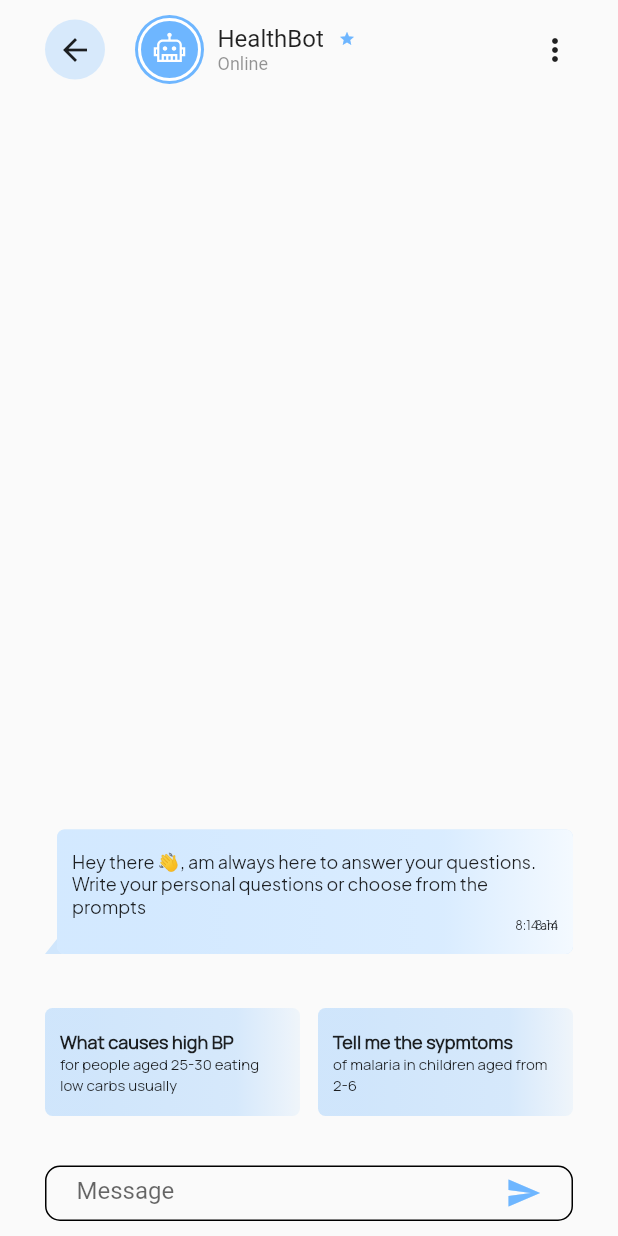
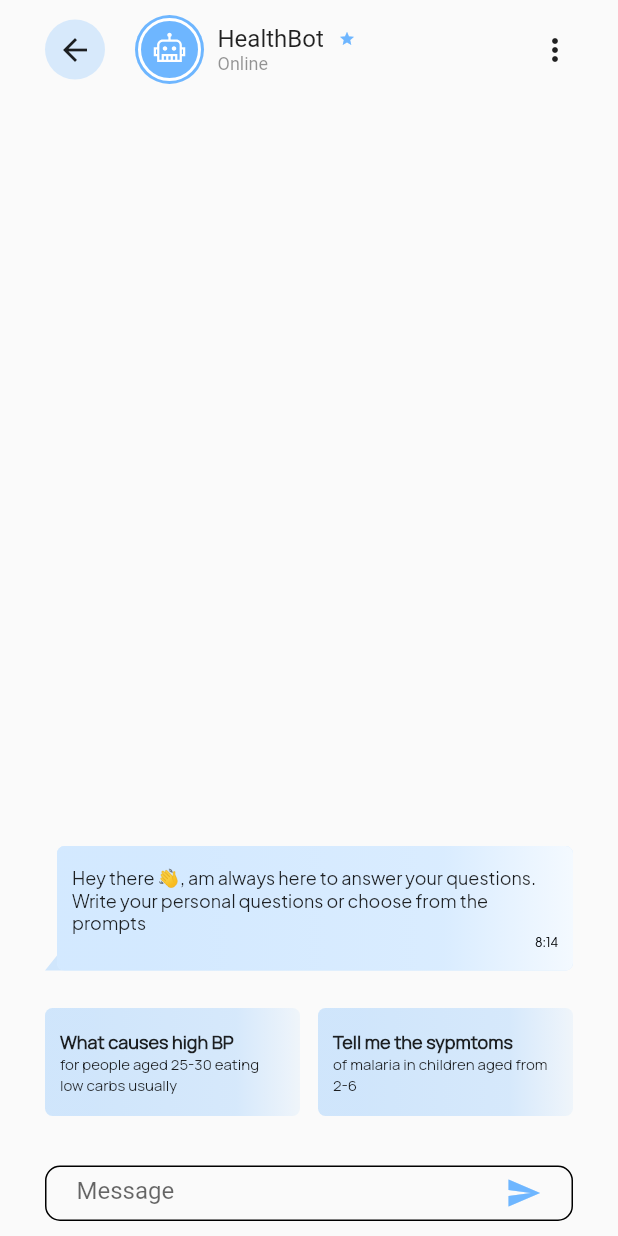
Before and after one commit to Medical-Ai-Computing/Health_Pilot_Flutter_project, a Flutter app: the ChatbotScreen screen opened directly, on a phone screen of 412 x 824 dp. Run offline on Flutter 3.47's test engine with Material 2 defaults, Android fonts, the phone set to English and light mode, and no system bars; drawn by our look-alikes of bubble; our stand-ins replace flutter_markdown, flutter_svg, get, google_fonts, intl_phone_field, line_icons and 2 more; missing offline and left inert: flutter_ruler_picker; accounts and stored records are empty; project files that could hold a hidden picture were left out.

Commit message:
chatbot ui

```diff
--- a/healthpilot/lib/screens/chatbot_section/chatbot_screen.dart
+++ b/healthpilot/lib/screens/chatbot_section/chatbot_screen.dart
@@ -1,6 +1,8 @@
 import 'package:bubble/bubble.dart';
 import 'package:flutter/material.dart';
 import 'package:google_fonts/google_fonts.dart';
+import 'package:healthpilot/screens/chatbot_section/widgets/chat_bubble.dart';
+import 'package:healthpilot/screens/chatbot_section/widgets/question_bubble.dart';
 import 'package:line_icons/line_icons.dart';
 
 class ChatbotScreen extends StatefulWidget {
@@ -133,122 +135,19 @@ class _ChatbotScreenState extends State<ChatbotScreen> {
                   children: [
                     Row(
                       children: [
+                        Expanded(child: QuestionBubble(title: 'What causes high BP', body: 'for people aged 25-30 eating low carbs usually')),
+                        SizedBox(
+                          width: 12,
+                        ),
                         Expanded(
-                          child: Container(
-                                              padding: EdgeInsets.symmetric(vertical: 14, horizontal: 10),
-                            decoration: BoxDecoration(
-                              borderRadius: BorderRadius.circular(5),
-                                gradient: LinearGradient(
-                              colors: [
-                                Color.fromRGBO(110, 182, 255, 0.30),
-                                Color.fromRGBO(110, 182, 255, 0.26),
-                                Color.fromRGBO(110, 182, 255, 0.08),
-                              ],
-                              stops: [
-                                0.17,
-                                0.75,
-                                1
-                              ]
-                            )),
-                            child: Column(
-                              crossAxisAlignment: CrossAxisAlignment.start,
-                              children: [
-                                Text('What causes high BP', style: GoogleFonts.manrope(fontSize: 12, fontWeight: FontWeight.w600,),),
-                                Text('for people aged 25-30 eating low carbs usually', style: GoogleFonts.manrope(fontSize: 10, fontWeight: FontWeight.w400,),),
-                              ],
-                            ),
-                          ),
-                        ),
-                        SizedBox(width: 12,),
-                        Expanded(
-                          child: Container(
-                                              padding: EdgeInsets.symmetric(vertical: 14, horizontal: 10),
-                                              child: Column(
-                              crossAxisAlignment: CrossAxisAlignment.start,
-                                                children: [
-                                Text('Tell me the sypmtoms', style: GoogleFonts.manrope(fontSize: 12, fontWeight: FontWeight.w600,),),
-                                Text('of malaria in children aged from 2-6', style: GoogleFonts.manrope(fontSize: 10, fontWeight: FontWeight.w400,),),
-                                                ],
-                                              ),
-                                              decoration: BoxDecoration(
-                              borderRadius: BorderRadius.circular(5),
-                            gradient: LinearGradient(
-                          colors: [
-                            Color.fromRGBO(110, 182, 255, 0.30),
-                            Color.fromRGBO(110, 182, 255, 0.26),
-                            Color.fromRGBO(110, 182, 255, 0.08),
-                          ],
-                          stops: [
-                            0.17,
-                            0.75,
-                            1
-                          ]
-                                              )),
-                                            ),
+                          child: QuestionBubble(title: 'Tell me the sypmtoms', body: 'of malaria in children aged from 2-6'),
                         ),
                       ],
                     ),
-                    Padding(
-                      padding: const EdgeInsets.only(bottom: 36),
-                      child: Bubble(
-                        radius: Radius.circular(5),
-                        nip: BubbleNip.leftBottom,
-                        margin: BubbleEdges.all(0),
-                        padding: BubbleEdges.all(0),
-                        showNip: true,
-                        color: Color.fromRGBO(110, 182, 255, 0.30),
-                        shadowColor: Colors.transparent,
-                        child: Stack(
-                          children: [
-                            Container(
-                      padding: EdgeInsets.symmetric(vertical: 14, horizontal: 10),
-                              decoration: BoxDecoration(
-                              borderRadius: BorderRadius.circular(5),
-                                color: Colors.white,
-                              ),
-                              child: Column(
-                                children: [
-                                  Text('Hey there 👋, am always here to answer your questions. Write your personal questions or choose from the prompts', style: GoogleFonts.plusJakartaSans(color: Colors.transparent,fontSize: 12, fontWeight: FontWeight.w400),),
-                                  Row(
-                                    mainAxisAlignment: MainAxisAlignment.end,
-                                    children: [
-                                      Text('8:14',style: GoogleFonts.plusJakartaSans(fontSize: 8, fontWeight: FontWeight.w400),),
-                                    ],
-                                  ),
-                                ],
-                              ),
-                            ),
-                            Container(
-                      padding: EdgeInsets.symmetric(vertical: 14, horizontal: 10),
-                              decoration: BoxDecoration(
-                              borderRadius: BorderRadius.circular(5),
-                                gradient: LinearGradient(
-                              colors: [
-                                Color.fromRGBO(110, 182, 255, 0.30),
-                                Color.fromRGBO(110, 182, 255, 0.26),
-                                Color.fromRGBO(110, 182, 255, 0.08),
-                              ],
-                              stops: [
-                                0.17,
-                                0.75,
-                                1
-                              ]
-                            )),
-                              child: Column(
-                                children: [
-                                  Text('Hey there 👋, am always here to answer your questions. Write your personal questions or choose from the prompts', style: GoogleFonts.plusJakartaSans(fontSize: 12, fontWeight: FontWeight.w400),),
-                                  Row(
-                                    mainAxisAlignment: MainAxisAlignment.end,
-                                    children: [
-                                      Text('8:14 am', style: GoogleFonts.plusJakartaSans(fontSize: 8, fontWeight: FontWeight.w400),),
-                                    ],
-                                  ),
-                                ],
-                              ),
-                            ),
-                          ],
-                        ),
-                      ),
+                    ChatBubble(
+                      body:
+                          'Hey there 👋, am always here to answer your questions. Write your personal questions or choose from the prompts',
+                      time: '8:14',
                     ),
                   ],
                 ),
--- /dev/null
+++ b/healthpilot/lib/screens/chatbot_section/widgets/chat_bubble.dart
@@ -0,0 +1,98 @@
+import 'package:bubble/bubble.dart';
+import 'package:flutter/material.dart';
+import 'package:google_fonts/google_fonts.dart';
+
+class ChatBubble extends StatelessWidget {
+  final String body;
+  final String time;
+  ///choose BubbleNip.leftBottom or BubbleNip.rightBottom
+  final BubbleNip nipPosition;
+  const ChatBubble({
+    super.key,
+    required this.body,
+    required this.time,
+    this.nipPosition = BubbleNip.leftBottom,
+  });
+
+  @override
+  Widget build(BuildContext context) {
+    return Padding(
+      padding: const EdgeInsets.only(bottom: 25),
+      child: Bubble(
+        radius: Radius.circular(5),
+        nip:nipPosition,
+        margin: BubbleEdges.all(0),
+        padding: BubbleEdges.all(0),
+        showNip: true,
+        color: nipPosition == BubbleNip.leftBottom ? Color.fromRGBO(110, 182, 255, 0.30) : Color.fromRGBO(110, 182, 255, 0.08),
+        shadowColor: Colors.transparent,
+        child: Stack(
+          children: [
+            Container(
+              padding: EdgeInsets.symmetric(vertical: 14, horizontal: 10),
+              decoration: BoxDecoration(
+                borderRadius: BorderRadius.circular(5),
+                color: Colors.white,
+              ),
+              child: Column(
+                crossAxisAlignment: CrossAxisAlignment.start,
+                children: [
+                  Text(
+                    body,
+                    style: GoogleFonts.plusJakartaSans(
+                        color: Colors.transparent,
+                        fontSize: 12,
+                        fontWeight: FontWeight.w400),
+                  ),
+                  Row(
+                    mainAxisAlignment: MainAxisAlignment.end,
+                    children: [
+                      Text(
+                        time,
+                        style: GoogleFonts.plusJakartaSans(
+                            fontSize: 8, fontWeight: FontWeight.w400),
+                      ),
+                    ],
+                  ),
+                ],
+              ),
+            ),
+            Container(
+              padding: EdgeInsets.symmetric(vertical: 14, horizontal: 10),
+              decoration: BoxDecoration(
+                  borderRadius: BorderRadius.circular(5),
+                  gradient: LinearGradient(colors: [
+                    Color.fromRGBO(110, 182, 255, 0.30),
+                    Color.fromRGBO(110, 182, 255, 0.26),
+                    Color.fromRGBO(110, 182, 255, 0.08),
+                  ], stops: [
+                    0.17,
+                    0.75,
+                    1
+                  ])),
+              child: Column(
+                crossAxisAlignment: CrossAxisAlignment.start,
+                children: [
+                  Text(body,
+                    style: GoogleFonts.plusJakartaSans(
+                        fontSize: 12, fontWeight: FontWeight.w400),
+                  ),
+                  Row(
+                    mainAxisAlignment: MainAxisAlignment.end,
+                    children: [
+                      Text(
+                        time,
+                        style: GoogleFonts.plusJakartaSans(
+                            fontSize: 8, fontWeight: FontWeight.w400),
+                      ),
+                    ],
+                  ),
+                ],
+              ),
+            ),
+          ],
+        ),
+      ),
+    );
+  }
+}
--- /dev/null
+++ b/healthpilot/lib/screens/chatbot_section/widgets/question_bubble.dart
@@ -0,0 +1,45 @@
+import 'package:flutter/material.dart';
+import 'package:google_fonts/google_fonts.dart';
+
+class QuestionBubble extends StatelessWidget {
+  final String title;
+  final String body;
+  const QuestionBubble({super.key, required this.title, required this.body,});
+
+  @override
+  Widget build(BuildContext context) {
+    return Container(
+      padding: EdgeInsets.symmetric(vertical: 14, horizontal: 10),
+      child: Column(
+        crossAxisAlignment: CrossAxisAlignment.start,
+        children: [
+          Text(
+            title,
+            style: GoogleFonts.manrope(
+              fontSize: 12,
+              fontWeight: FontWeight.w600,
+            ),
+          ),
+          Text(
+            body,
+            style: GoogleFonts.manrope(
+              fontSize: 10,
+              fontWeight: FontWeight.w400,
+            ),
+          ),
+        ],
+      ),
+      decoration: BoxDecoration(
+          borderRadius: BorderRadius.circular(5),
+          gradient: LinearGradient(colors: [
+            Color.fromRGBO(110, 182, 255, 0.30),
+            Color.fromRGBO(110, 182, 255, 0.26),
+            Color.fromRGBO(110, 182, 255, 0.08),
+          ], stops: [
+            0.17,
+            0.75,
+            1
+          ])),
+    );
+  }
+}
```
